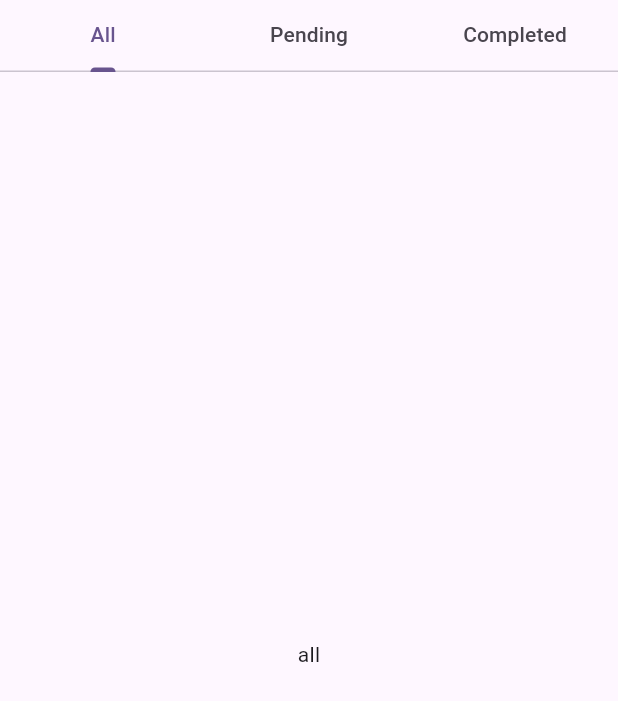
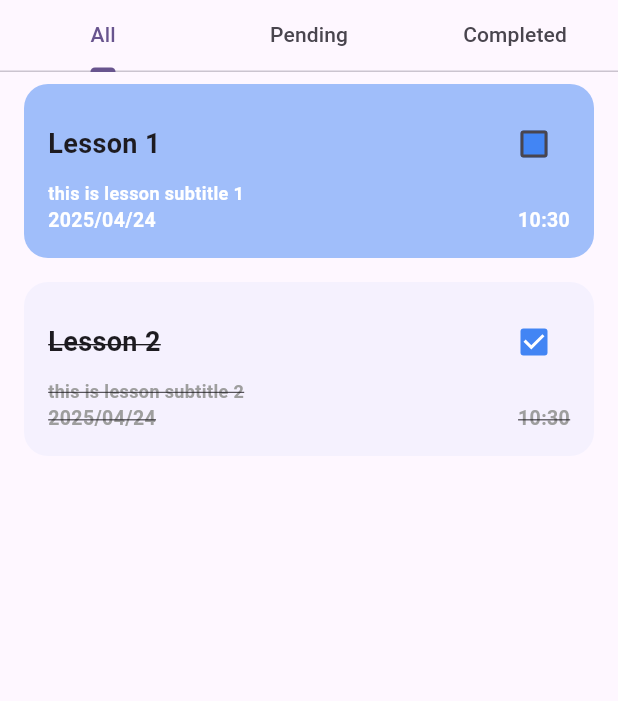
Before and after one commit to mohamed97alsaee/stickyapp, a Flutter app: the screen it shows after launch, on a phone screen of 412 x 824 dp. Shown: the top 701 px of the screen. Run offline on Flutter 3.47's test engine with Material 3 defaults, Android fonts, the phone set to English and light mode, and no system bars; our stand-ins replace flutter_animate.

Commit message:
Task Card Completed.

```diff
--- /dev/null
+++ b/lib/helpers/consts.dart
@@ -0,0 +1,3 @@
+import 'package:flutter/material.dart';
+
+Color primaryColor = Color(0xff4285F4);
--- a/lib/screens/tabs_screen.dart
+++ b/lib/screens/tabs_screen.dart
@@ -1,5 +1,6 @@
 import 'package:flutter/material.dart';
 import 'package:stickyapp/models/task_model.dart';
+import 'package:stickyapp/widgets/task_card.dart';
 
 class TabsScreen extends StatefulWidget {
   const TabsScreen({super.key});
@@ -19,6 +20,7 @@ class _TabsScreenState extends State<TabsScreen> {
       title: "Lesson 2",
       subtitle: "this is lesson subtitle 2",
       createdAt: DateTime.now(),
+      isCompleted: true,
     ),
     TaskModel(
       title: "Lesson 3",
@@ -55,7 +57,30 @@ class _TabsScreenState extends State<TabsScreen> {
               Expanded(
                 child: TabBarView(
                   children: [
-                    Center(child: Text("all")),
+                    Column(
+                      children: [
+                        TaskCard(
+                          taskModel: allTasks[0],
+                          onSwitch: () {
+                            setState(() {
+                              allTasks[0].isCompleted =
+                                  !allTasks[0].isCompleted;
+                            });
+                          },
+                          onHold: () {},
+                        ),
+                        TaskCard(
+                          taskModel: allTasks[1],
+                          onSwitch: () {
+                            setState(() {
+                              allTasks[1].isCompleted =
+                                  !allTasks[1].isCompleted;
+                            });
+                          },
+                          onHold: () {},
+                        ),
+                      ],
+                    ),
                     Center(child: Text("pending")),
                     Center(child: Text("completed")),
                   ],
--- /dev/null
+++ b/lib/widgets/task_card.dart
@@ -0,0 +1,121 @@
+import 'package:flutter/material.dart';
+import 'package:stickyapp/helpers/consts.dart';
+import 'package:stickyapp/models/task_model.dart';
+
+class TaskCard extends StatelessWidget {
+  const TaskCard({
+    super.key,
+    required this.taskModel,
+    required this.onSwitch,
+    required this.onHold,
+  });
+  final TaskModel taskModel;
+  final Function onSwitch;
+  final Function onHold;
+
+  @override
+  Widget build(BuildContext context) {
+    return GestureDetector(
+      onLongPress: () {
+        onHold();
+      },
+      child: Padding(
+        padding: const EdgeInsets.symmetric(vertical: 8, horizontal: 16),
+        child: AnimatedContainer(
+          duration: Duration(milliseconds: 200),
+          decoration: BoxDecoration(
+            color: primaryColor.withValues(
+              alpha: taskModel.isCompleted ? 0.05 : 0.5,
+            ),
+
+            borderRadius: BorderRadius.circular(16),
+          ),
+
+          child: Padding(
+            padding: const EdgeInsets.all(16.0),
+            child: Column(
+              crossAxisAlignment: CrossAxisAlignment.start,
+              children: [
+                Row(
+                  mainAxisAlignment: MainAxisAlignment.spaceBetween,
+                  children: [
+                    Text(
+                      taskModel.title,
+                      style: TextStyle(
+                        fontSize: 18,
+                        fontWeight: FontWeight.bold,
+
+                        decoration:
+                            taskModel.isCompleted
+                                ? TextDecoration.lineThrough
+                                : TextDecoration.none,
+                      ),
+                    ),
+                    Checkbox(
+                      checkColor: Colors.white,
+
+                      fillColor: WidgetStatePropertyAll(primaryColor),
+                      value: taskModel.isCompleted,
+                      onChanged: (v) {
+                        onSwitch();
+                      },
+                    ),
+                  ],
+                ),
+
+                Text(
+                  taskModel.subtitle,
+                  style: TextStyle(
+                    fontSize: 12,
+                    color: taskModel.isCompleted ? Colors.grey : Colors.white,
+                    fontWeight: FontWeight.bold,
+
+                    decoration:
+                        taskModel.isCompleted
+                            ? TextDecoration.lineThrough
+                            : TextDecoration.none,
+                  ),
+                ),
+
+                Row(
+                  mainAxisAlignment: MainAxisAlignment.spaceBetween,
+                  children: [
+                    Text(
+                      taskModel.createdAt
+                          .toIso8601String()
+                          .substring(0, 10)
+                          .replaceAll("-", "/"),
+                      style: TextStyle(
+                        fontSize: 13,
+                        color:
+                            taskModel.isCompleted ? Colors.grey : Colors.white,
+                        fontWeight: FontWeight.bold,
+                        decoration:
+                            taskModel.isCompleted
+                                ? TextDecoration.lineThrough
+                                : TextDecoration.none,
+                      ),
+                    ),
+                    Text(
+                      taskModel.createdAt.toIso8601String().substring(11, 16),
+                      style: TextStyle(
+                        fontSize: 13,
+                        color:
+                            taskModel.isCompleted ? Colors.grey : Colors.white,
+                        fontWeight: FontWeight.bold,
+                        decoration:
+                            taskModel.isCompleted
+                                ? TextDecoration.lineThrough
+                                : TextDecoration.none,
+                      ),
+                    ),
+                  ],
+                ),
+              ],
+            ),
+          ),
+        ),
+      ),
+    );
+  }
+}
```
